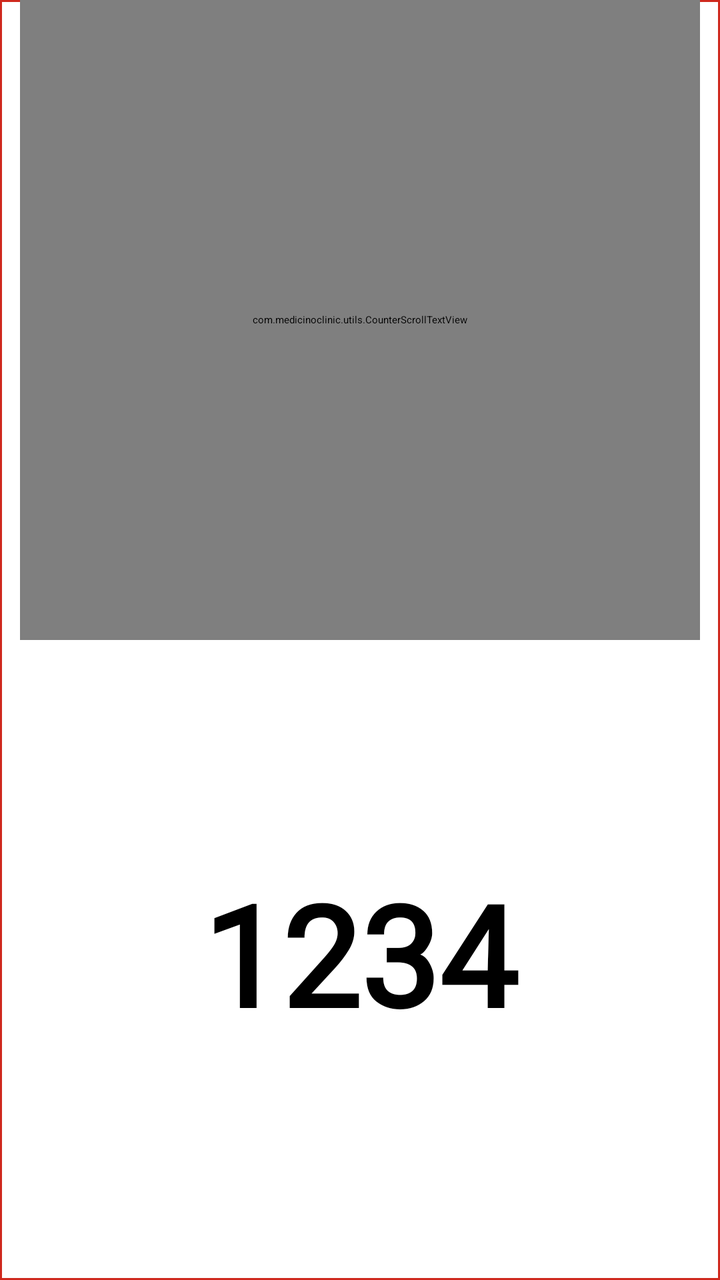
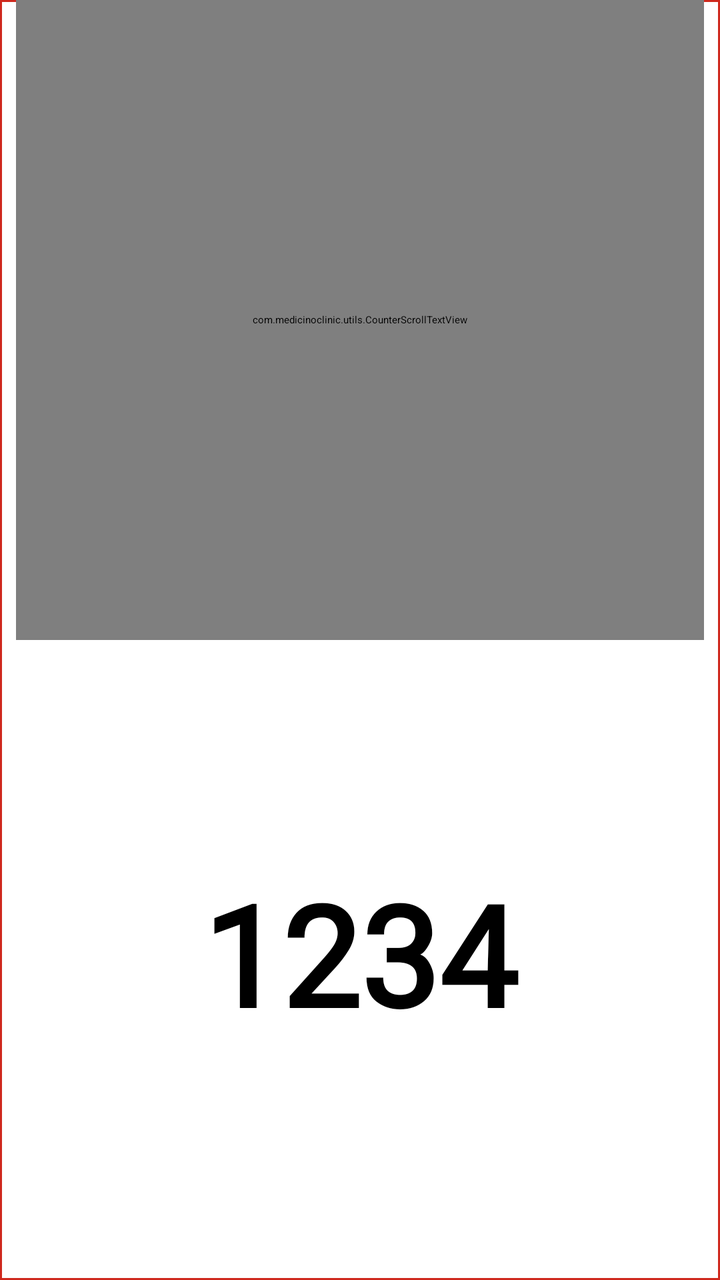

The first picture is an Android layout as it rendered before a commit; the second is the same layout after the commit. The layout source and the unified diff follow.
<!-- AndroidManifest.xml: application theme Theme.MedicinoAndroidTV -->
<!-- res/layout/item_counter2.xml -->
<?xml version="1.0" encoding="utf-8"?>
<LinearLayout xmlns:android="http://schemas.android.com/apk/res/android"
    android:layout_width="match_parent"
    android:layout_height="match_parent"
    android:background="@drawable/focus"
    android:focusable="true"
    android:focusableInTouchMode="true"
    android:orientation="vertical"
    android:paddingStart="10dp"
    android:paddingEnd="10dp"
    android:weightSum="2">

    <com.medicinoclinic.utils.CounterScrollTextView
        android:id="@+id/tv_name"
        android:layout_width="match_parent"
        android:layout_height="0dp"
        android:gravity="center_vertical|center"
        android:singleLine="true"
        android:text="Counter A"
        android:fontFamily="@font/poppins_regular"
        android:textColor="@color/black"
        android:textSize="50sp"
        android:textStyle="bold"
        android:paddingTop="0dp"
        android:paddingBottom="0dp"
        android:lineSpacingExtra="0dp"
        android:textFontWeight="900"
        android:includeFontPadding="false"
        android:layout_weight="1"
        android:layout_marginTop="0dp"
        android:layout_marginBottom="0dp"/>

    <TextView
        android:id="@+id/tv_token"
        android:layout_width="match_parent"
        android:layout_height="0dp"
        android:gravity="center_vertical|center"
        android:layout_marginTop="0dp"
        android:layout_marginBottom="0dp"
        android:text="1234"
        android:textColor="@android:color/black"
        android:textSize="70sp"
        android:textStyle="bold"
        android:paddingTop="0dp"
        android:fontFamily="@font/poppins_bold"
        android:paddingBottom="0dp"
        android:lineSpacingExtra="0dp"
        android:includeFontPadding="false"
        android:layout_weight="1"/>

</LinearLayout>
<!-- resources referenced by this layout -->
<resources>
  <color name="black">#000000</color>
  <!-- drawable focus (drawable) -->
  <?xml version="1.0" encoding="utf-8"?>
  <selector xmlns:android="http://schemas.android.com/apk/res/android">
      <item android:state_focused="true" android:drawable="@drawable/rectangle_bg1" />
      <item android:drawable="@drawable/rectangle_bg" />
  </selector>
  <style name="Theme.MedicinoAndroidTV" parent="@style/Theme.Leanback" />
  <!-- drawable rectangle_bg1 (drawable) -->
  <?xml version="1.0" encoding="utf-8"?>
  <shape xmlns:android="http://schemas.android.com/apk/res/android">
      <solid android:color="@color/selectedBg"/>
      <stroke android:width="1dp" android:color="@color/red"/>
      <corners android:radius="1dp" />
  
  </shape>
  <!-- drawable rectangle_bg (drawable) -->
  <?xml version="1.0" encoding="utf-8"?>
  <shape xmlns:android="http://schemas.android.com/apk/res/android">
      <solid android:color="@color/white"/>
  
      <stroke android:width="1dp"
          android:color="@color/red"
          />
  
  
  
  
  
  
  
      <corners android:bottomRightRadius="0dp"
          android:bottomLeftRadius="0dp"
          android:topLeftRadius="0dp"
          android:topRightRadius="0dp"/>
  </shape>
  <color name="selectedBg">#A692F3DE</color>
  <color name="red">#CF291E</color>
  <color name="white">#ffffff</color>
</resources>

<!-- the commit's change to res/layout/item_counter2.xml (unified diff, before → after) -->
@@ -3,49 +3,46 @@
     android:layout_width="match_parent"
     android:layout_height="match_parent"
     android:background="@drawable/focus"
+    android:clipChildren="true"
+    android:clipToPadding="true"
     android:focusable="true"
     android:focusableInTouchMode="true"
     android:orientation="vertical"
-    android:paddingStart="10dp"
-    android:paddingEnd="10dp"
+    android:paddingStart="8dp"
+    android:paddingEnd="8dp"
     android:weightSum="2">
 
     <com.medicinoclinic.utils.CounterScrollTextView
         android:id="@+id/tv_name"
         android:layout_width="match_parent"
         android:layout_height="0dp"
-        android:gravity="center_vertical|center"
+        android:layout_weight="1"
+        android:ellipsize="none"
+        android:fontFamily="@font/poppins_regular"
+        android:gravity="center"
+        android:includeFontPadding="false"
+        android:lineSpacingExtra="0dp"
+        android:maxLines="1"
         android:singleLine="true"
         android:text="Counter A"
-        android:fontFamily="@font/poppins_regular"
         android:textColor="@color/black"
+        android:textFontWeight="900"
         android:textSize="50sp"
-        android:textStyle="bold"
-        android:paddingTop="0dp"
-        android:paddingBottom="0dp"
-        android:lineSpacingExtra="0dp"
-        android:textFontWeight="900"
-        android:includeFontPadding="false"
-        android:layout_weight="1"
-        android:layout_marginTop="0dp"
-        android:layout_marginBottom="0dp"/>
+        android:textStyle="bold" />
 
     <TextView
         android:id="@+id/tv_token"
         android:layout_width="match_parent"
         android:layout_height="0dp"
-        android:gravity="center_vertical|center"
-        android:layout_marginTop="0dp"
-        android:layout_marginBottom="0dp"
+        android:layout_weight="1"
+        android:fontFamily="@font/poppins_bold"
+        android:gravity="center"
+        android:includeFontPadding="false"
+        android:lineSpacingExtra="0dp"
+        android:maxLines="1"
         android:text="1234"
         android:textColor="@android:color/black"
         android:textSize="70sp"
-        android:textStyle="bold"
-        android:paddingTop="0dp"
-        android:fontFamily="@font/poppins_bold"
-        android:paddingBottom="0dp"
-        android:lineSpacingExtra="0dp"
-        android:includeFontPadding="false"
-        android:layout_weight="1"/>
+        android:textStyle="bold" />
 
 </LinearLayout>
